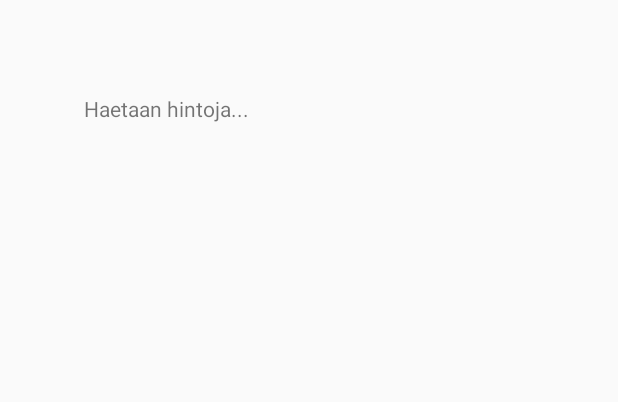
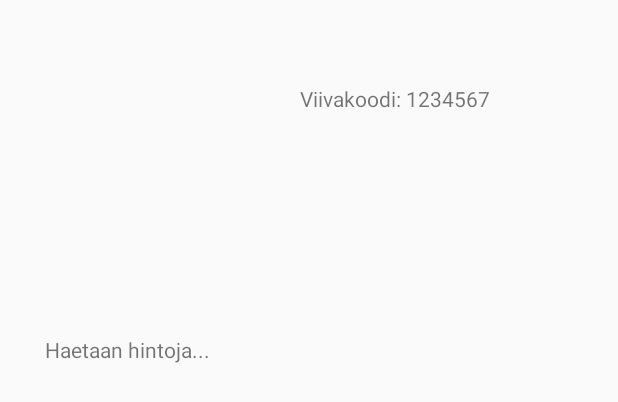
Before and after one commit to Hintahaukka/application, an Android app: the layout fragment_list_prices.xml on its own in the app's theme, with its tools: preview values and no code run, on a phone screen of 412 x 824 dp. Shown: the top 402 px of the screen. Run offline under Robolectric (Android 15) with nearby library versions, the phone set to English and light mode, and no system bars.

Commit message:
Näytetään oma kauppa, hinta ja tuotetiedot hintalistauksen yläosassa

```diff
--- a/app/src/main/java/hifian/hintahaukka/ListPricesFragment.java
+++ b/app/src/main/java/hifian/hintahaukka/ListPricesFragment.java
@@ -23,7 +23,10 @@ public class ListPricesFragment extends Fragment {
     private String ean;
     private String cents;
     private String selectedStore;
+    private TextView myPriceField;
+    private TextView productField;
     private TextView pricesTextView;
+    private TextView otherPricesText;
     private StoreManager storeManager;
     private static final int NUMBER_OF_PRICES_TO_RETURN = 10;
     private boolean test;
@@ -49,6 +52,24 @@ public class ListPricesFragment extends Fragment {
         super.onViewCreated(view, savedInstanceState);
         this.storeManager = ((MainActivity)getActivity()).getStoreManager();
 
+        //Showing the store and price added by user
+        myPriceField = (TextView) getView().findViewById(R.id.myPriceField);
+        Store s = storeManager.getStore(selectedStore);
+        if (s!= null && s.getName() != null) {
+            myPriceField.append(s.getName());
+        } else {
+            myPriceField.append("Tuntematon kauppa");
+        }
+        double myPrice = Integer.parseInt(this.cents) / 100.0;
+        String formattedPrice = String.format("%.02f", myPrice);
+        myPriceField.append("\nHinta: " + formattedPrice + "€\n");
+
+        //Showing the product info
+        productField = (TextView) getView().findViewById(R.id.productField);
+        productField.setText("Viivakoodi: " + ean);
+
+        //Showing other prices
+        otherPricesText = (TextView) getView().findViewById(R.id.otherPricesText);
         pricesTextView = (TextView) getView().findViewById(R.id.pricesTextView);
 
         String urlString = "https://hintahaukka.herokuapp.com/";
@@ -74,8 +95,13 @@ public class ListPricesFragment extends Fragment {
         return inflater.inflate(R.layout.fragment_list_prices, container, false);
     }
 
+    /**
+     * Creates a scrollable list of prices based on the JSON response.
+     * @param response The JSON containing the price info.
+     */
     public void handleResponse(String response) {
-        pricesTextView.setText("Tuotteen "+ ean + " hinnat:\n");
+
+        otherPricesText.setText("Muut hinnat:\n");
 
         Store selected = storeManager.getStore(selectedStore);
 
@@ -84,6 +110,9 @@ public class ListPricesFragment extends Fragment {
         if(priceList.length > NUMBER_OF_PRICES_TO_RETURN) priceList = Arrays.copyOf(priceList, NUMBER_OF_PRICES_TO_RETURN);
 
         for (PriceListItem item : priceList) {
+            if (item.getStoreId().equals(selectedStore)) {
+                continue;
+            }
             Store s = storeManager.getStore(item.getStoreId());
             if (s!= null && s.getName() != null) {
                 pricesTextView.append("\n" + s.getName());
--- a/app/src/main/res/layout/fragment_list_prices.xml
+++ b/app/src/main/res/layout/fragment_list_prices.xml
@@ -6,18 +6,59 @@
     android:layout_height="match_parent"
     tools:context=".ListPricesFragment">
 
+    <!--TextView
+        android:id="@+id/myPriceTextView"
+        android:layout_width="120dp"
+        android:layout_height="64dp"
+        android:text="Lisätty hinta"
+        app:layout_constraintBottom_toTopOf="@+id/pricesTextView"
+        app:layout_constraintEnd_toEndOf="parent"
+        app:layout_constraintHorizontal_bias="0.095"
+        app:layout_constraintStart_toStartOf="parent"
+        app:layout_constraintTop_toTopOf="parent"
+        app:layout_constraintVertical_bias="0.078" /-->
+
+    <TextView
+        android:id="@+id/myPriceField"
+        android:layout_width="150dp"
+        android:layout_height="80dp"
+        android:layout_marginLeft="30dp"
+        android:layout_marginTop="56dp"
+        app:layout_constraintStart_toStartOf="parent"
+        app:layout_constraintTop_toTopOf="parent" />
+
+    <TextView
+        android:id="@+id/productField"
+        android:layout_width="150dp"
+        android:layout_height="80dp"
+        android:layout_marginLeft="20dp"
+        android:layout_marginTop="56dp"
+        app:layout_constraintLeft_toRightOf="@+id/myPriceField"
+        app:layout_constraintTop_toTopOf="parent"
+        tools:text="Viivakoodi: 1234567" />
+
+    <TextView
+        android:id="@+id/otherPricesText"
+        android:text="@string/text_finding_prices"
+        android:layout_width="150dp"
+        android:layout_height="20dp"
+        android:layout_marginTop="20dp"
+        app:layout_constraintStart_toStartOf="@+id/myPriceField"
+        app:layout_constraintBottom_toTopOf="@+id/pricesTextView"
+        app:layout_constraintTop_toBottomOf="@+id/myPriceField" />
 
     <TextView
         android:id="@+id/pricesTextView"
-        android:layout_width="wrap_content"
-        android:layout_height="wrap_content"
+        android:layout_width="323dp"
+        android:layout_height="416dp"
+        android:layout_marginTop="10dp"
+        android:layout_marginEnd="32dp"
+        android:layout_marginBottom="20dp"
         android:scrollbars="vertical"
-        android:text="@string/text_finding_prices"
         app:layout_constraintBottom_toBottomOf="parent"
         app:layout_constraintEnd_toEndOf="parent"
-        app:layout_constraintHorizontal_bias="0.186"
-        app:layout_constraintStart_toStartOf="parent"
-        app:layout_constraintTop_toTopOf="parent"
-        app:layout_constraintVertical_bias="0.078" />
+        app:layout_constraintHorizontal_bias="0.0"
+        app:layout_constraintStart_toStartOf="@+id/otherPricesText"
+        app:layout_constraintTop_toBottomOf="@+id/otherPricesText" />
 
 </androidx.constraintlayout.widget.ConstraintLayout>
```
